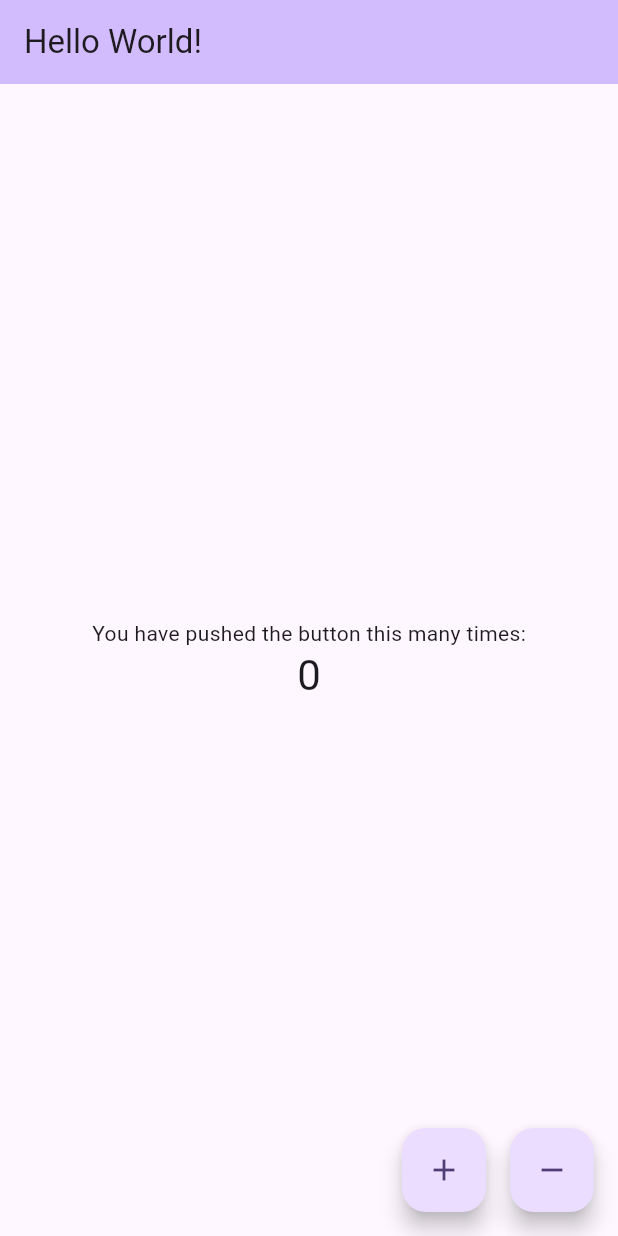
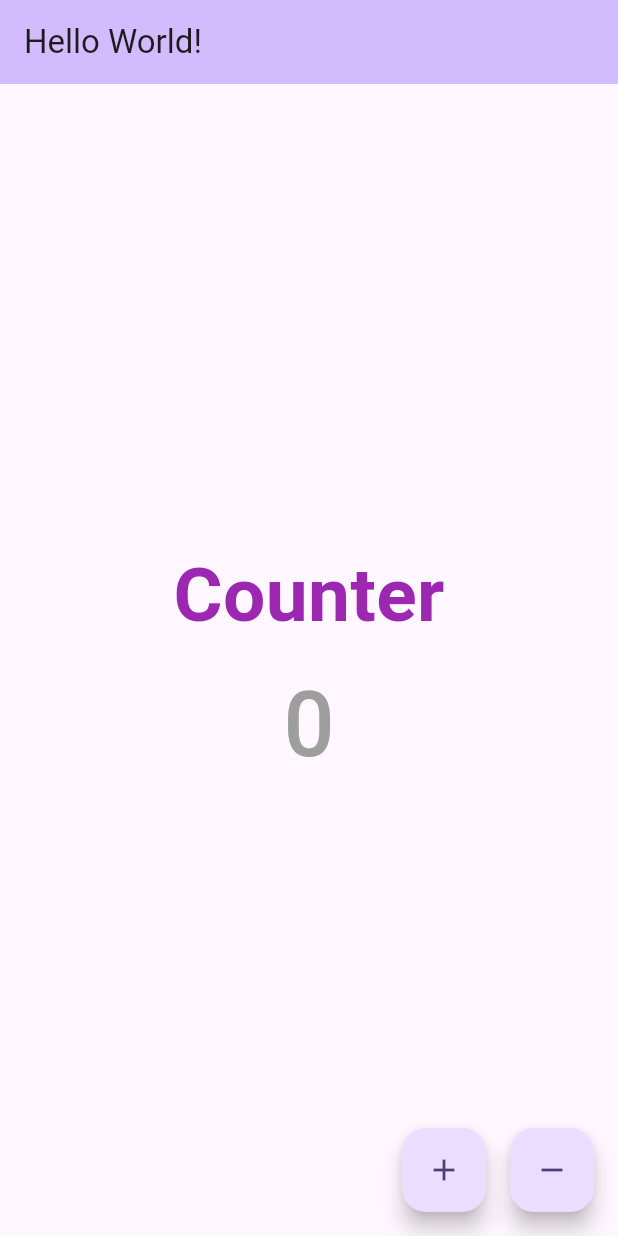
Before and after one commit to achechi15/My-Second-Flutter-App, a Flutter app: the screen it shows after launch, on a phone screen of 412 x 824 dp. Run offline on Flutter 3.47's test engine with Material 3 defaults, Android fonts, the phone set to English and light mode, and no system bars.

Commit message:
Version 0.1

```diff
--- a/src/web_app/lib/main.dart
+++ b/src/web_app/lib/main.dart
@@ -11,7 +11,7 @@ class MyApp extends StatelessWidget {
   @override
   Widget build(BuildContext context) {
     return MaterialApp(
-      title: 'Flutter Demo',
+      title: 'Mi segunda aplicacion bien pocha',
       theme: ThemeData(
         // This is the theme of your application.
         //
@@ -91,12 +91,25 @@ class _MyHomePageState extends State<MyHomePage> {
     child: Column(
       mainAxisAlignment: MainAxisAlignment.center,
       children: <Widget>[
-        const Text(
-          'You have pushed the button this many times:',
+        const Padding(
+          padding: EdgeInsets.all(8.0),
+
+          child: Text(
+            'Counter',
+            style: TextStyle(
+              fontSize: 50,
+              fontWeight: FontWeight.w700,
+              color: Colors.purple,
+            ),
+          ),
         ),
         Text(
           '$_counter',
-          style: Theme.of(context).textTheme.headlineMedium,
+          style: const TextStyle(
+            fontSize: 60,
+            fontWeight: FontWeight.w500,
+            color: Colors.grey,
+          ),
         ),
       ],
     ),
@@ -109,7 +122,7 @@ class _MyHomePageState extends State<MyHomePage> {
         tooltip: 'Increment',
         child: const Icon(Icons.add),
       ),
-      SizedBox(width: 16), // Adjust the spacing between buttons as needed
+      const SizedBox(width: 16), // Adjust the spacing between buttons as needed
       FloatingActionButton(
         onPressed: _decrementCounter,
         tooltip: 'Decrement',
```
Also changed, not shown: 1 other file.
